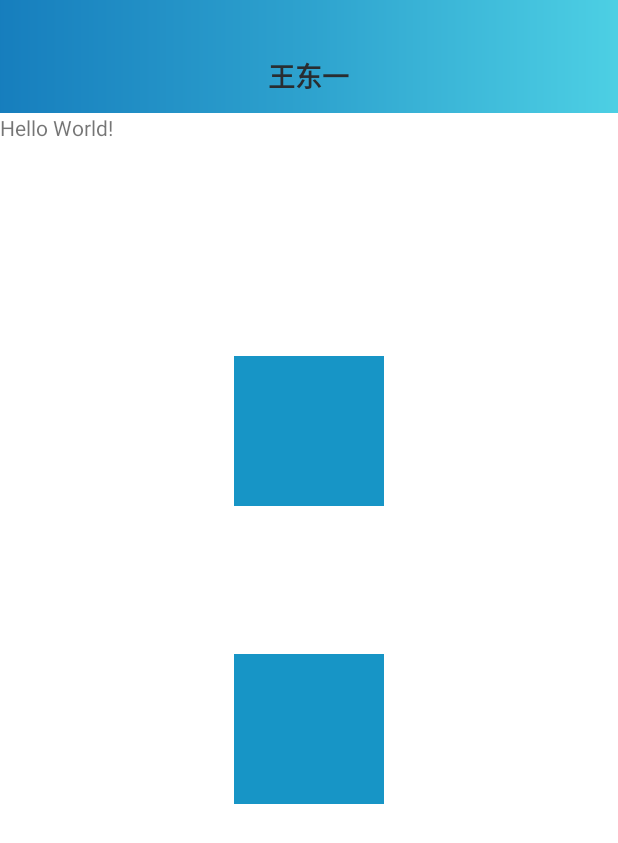
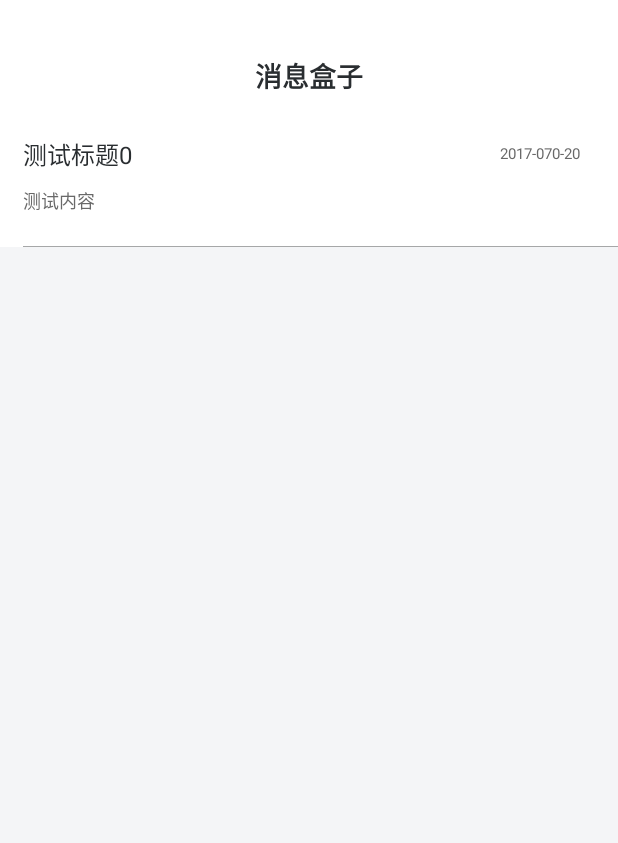
Before and after one commit to wangdongyi/WDYApplication, an Android app: the screen it shows after launch (MainActivity before the commit, NextActivity after it), after a tap on an icon or button, on a phone screen of 412 x 824 dp. Shown: the top 843 px of the screen. Run offline under Robolectric (Android 15) with nearby library versions, the phone set to English and light mode, and no system bars; libraries missing offline, so code that uses them is left out: com.nostra13.universalimageloader, com.readystatesoftware.systembartint, junit.framework, net.sourceforge.pinyin4j; network calls fail; pictures from the network do not load; 9 statements that could not run were skipped.

Commit message:
修改下拉刷新

```diff
--- a/app/src/main/java/com/wdy/project/MainActivity.java
+++ b/app/src/main/java/com/wdy/project/MainActivity.java
@@ -1,6 +1,7 @@
 package com.wdy.project;
 
 import android.annotation.SuppressLint;
+import android.content.Intent;
 import android.os.Bundle;
 import android.util.Log;
 import android.view.View;
@@ -125,16 +126,18 @@ public class MainActivity extends BaseActivity {
         sample_image2.setOnClickListener(new NoDoubleClickListener() {
             @Override
             protected void onNoDoubleClick(View v) {
-                UpPhotoView.getInstance().with(MainActivity.this, new UpPhotoView.onBackPath() {
-                    @Override
-                    public void path(String Path) {
-                        try {
-                            sample_image2.setImageBitmap(CodeUtil.convertBitmap(Path));
-                        } catch (IOException e) {
-                            e.printStackTrace();
-                        }
-                    }
-                });
+//                UpPhotoView.getInstance().with(MainActivity.this, new UpPhotoView.onBackPath() {
+//                    @Override
+//                    public void path(String Path) {
+//                        try {
+//                            sample_image2.setImageBitmap(CodeUtil.convertBitmap(Path));
+//                        } catch (IOException e) {
+//                            e.printStackTrace();
+//                        }
+//                    }
+//                });
+                Intent intent=new Intent(MainActivity.this,NextActivity.class);
+                startActivity(intent);
             }
         });
     }
--- /dev/null
+++ b/app/src/main/java/com/wdy/project/MessageAdapter.java
@@ -0,0 +1,97 @@
+package com.wdy.project;
+
+import android.annotation.SuppressLint;
+import android.content.Context;
+import android.support.v7.widget.RecyclerView;
+import android.view.LayoutInflater;
+import android.view.View;
+import android.view.ViewGroup;
+import android.widget.ImageView;
+import android.widget.RelativeLayout;
+import android.widget.TextView;
+
+import com.base.library.listen.NoDoubleClickListener;
+import com.base.library.listen.OnRecyclerClickListen;
+import com.base.library.util.CodeUtil;
+
+import java.util.ArrayList;
+
+/**
+ * 作者：王东一
+ * 创建时间：2017/7/19.
+ */
+
+public class MessageAdapter extends RecyclerView.Adapter {
+    private Context mContext;
+    private ArrayList<MessageBean> list = new ArrayList<>();
+    private OnRecyclerClickListen onRecyclerClickListen;
+
+    public OnRecyclerClickListen getOnRecyclerClickListen() {
+        return onRecyclerClickListen;
+    }
+
+    public void setOnRecyclerClickListen(OnRecyclerClickListen onRecyclerClickListen) {
+        this.onRecyclerClickListen = onRecyclerClickListen;
+    }
+
+    public MessageAdapter(Context mContext, ArrayList<MessageBean> list) {
+        this.mContext = mContext;
+        this.list = list;
+    }
+
+    @Override
+    public RecyclerView.ViewHolder onCreateViewHolder(ViewGroup parent, int viewType) {
+        View view;
+        ViewHolder viewHolder = null;
+        view = LayoutInflater.from(mContext).inflate(R.layout.message_item_adapter, parent, false);
+        viewHolder = new ViewHolder(view);
+        return viewHolder;
+    }
+
+    @SuppressLint({"RecyclerView", "SetTextI18n"})
+    @Override
+    public void onBindViewHolder(RecyclerView.ViewHolder holder, final int position) {
+        ViewHolder viewHolder = (ViewHolder) holder;
+        viewHolder.title.setText(list.get(position).getTitle());
+        viewHolder.time.setText(CodeUtil.TextEmpty(list.get(position).getTime()));
+        viewHolder.text_content.setText(CodeUtil.TextEmpty(list.get(position).getContent()));
+        viewHolder.item_layout.setOnClickListener(new NoDoubleClickListener() {
+            @Override
+            protected void onNoDoubleClick(View view) {
+                if (getOnRecyclerClickListen() != null) {
+                    getOnRecyclerClickListen().onClick(position);
+                }
+            }
+        });
+
+    }
+
+
+    @Override
+    public int getItemCount() {
+        return list.size();
+    }
+
+
+    private class ViewHolder extends RecyclerView.ViewHolder {
+        View rootView;
+        TextView title;
+        TextView time;
+        RelativeLayout title_layout;
+        TextView text_content;
+        ImageView arrow;
+        RelativeLayout item_layout;
+
+        ViewHolder(View rootView) {
+            super(rootView);
+            this.rootView = rootView;
+            this.title = (TextView) rootView.findViewById(R.id.title);
+            this.time = (TextView) rootView.findViewById(R.id.time);
+            this.title_layout = (RelativeLayout) rootView.findViewById(R.id.title_layout);
+            this.text_content = (TextView) rootView.findViewById(R.id.text_content);
+            this.arrow = (ImageView) rootView.findViewById(R.id.arrow);
+            this.item_layout = (RelativeLayout) rootView.findViewById(R.id.item_layout);
+        }
+
+    }
+}
--- /dev/null
+++ b/app/src/main/java/com/wdy/project/MessageBean.java
@@ -0,0 +1,45 @@
+package com.wdy.project;
+
+/**
+ * 作者：王东一
+ * 创建时间：2017/7/20.
+ */
+
+public class MessageBean {
+    private String title;
+    private String time;
+    private String content;
+    private String id;
+
+    public String getTitle() {
+        return title;
+    }
+
+    public void setTitle(String title) {
+        this.title = title;
+    }
+
+    public String getTime() {
+        return time;
+    }
+
+    public void setTime(String time) {
+        this.time = time;
+    }
+
+    public String getContent() {
+        return content;
+    }
+
+    public void setContent(String content) {
+        this.content = content;
+    }
+
+    public String getId() {
+        return id;
+    }
+
+    public void setId(String id) {
+        this.id = id;
+    }
+}
--- a/app/src/main/java/com/wdy/project/NextActivity.java
+++ b/app/src/main/java/com/wdy/project/NextActivity.java
@@ -1,8 +1,17 @@
 package com.wdy.project;
 
 import android.os.Bundle;
+import android.support.v7.widget.LinearLayoutManager;
+import android.support.v7.widget.RecyclerView;
+import android.widget.LinearLayout;
 
 import com.base.library.activity.BaseActivity;
+import com.base.library.view.refresh.OnAutoRefreshListener;
+import com.base.library.view.refresh.OnLoadListener;
+import com.base.library.view.refresh.RefreshLayout;
+
+import java.util.ArrayList;
+import java.util.Random;
 
 /**
  * 作者：王东一
@@ -10,9 +19,74 @@ import com.base.library.activity.BaseActivity;
  */
 
 public class NextActivity extends BaseActivity {
+    private RecyclerView mRecyclerView;
+    private LinearLayout load;
+    private RefreshLayout refresh;
+    private int page = 0;
+    private ArrayList<MessageBean> list = new ArrayList<>();
+    private MessageAdapter messageAdapter;
+
     @Override
     protected void onCreate(Bundle savedInstanceState) {
         super.onCreate(savedInstanceState);
+        setContentView(R.layout.message_activity);
+        initView();
+        setTitleName("消息盒子");
+        messageAdapter = new MessageAdapter(this, list);
+        mRecyclerView.setLayoutManager(new LinearLayoutManager(this));
+        mRecyclerView.setAdapter(messageAdapter);
+        refresh.setColorSchemeResources(R.color.text_black);
+        refresh.setAutoRefreshListener(new OnAutoRefreshListener() {
+            @Override
+            public void refresh() {
+                //下拉刷新
+                page = 0;
+                list.clear();
+                getData();
+            }
+        });
+        refresh.setOnLoadListener(new OnLoadListener() {
+            @Override
+            public void onLoad() {
+                //加载更多
+                page++;
+                getData();
+            }
+        });
+        refresh.setCanLoadMore(false);
+        refresh.AutoRefresh();
+    }
 
+    private void initView() {
+        mRecyclerView = (RecyclerView) findViewById(R.id.mRecyclerView);
+        load = (LinearLayout) findViewById(R.id.load);
+        refresh = (RefreshLayout) findViewById(R.id.refresh);
+    }
+
+    public void getData() {
+        Random r = new Random();
+        final int l = r.nextInt(15);
+        for (int i = 0; i < l; i++) {
+            MessageBean m = new MessageBean();
+            m.setContent("测试内容");
+            m.setTitle("测试标题" + i);
+            m.setTime("2017-070-20");
+            list.add(m);
+        }
+        messageAdapter.notifyDataSetChanged();
+        refresh.postDelayed(new Runnable() {
+            @Override
+            public void run() {
+                if (refresh != null) {
+                    if (l < 10) {
+                        refresh.setCanLoadMore(false);
+                    } else {
+                        refresh.setCanLoadMore(true);
+                    }
+                    refresh.RefreshComplete();
+                    refresh.LoadMoreComplete();
+                }
+            }
+        }, 1000);
     }
 }
--- /dev/null
+++ b/app/src/main/res/layout/message_activity.xml
@@ -0,0 +1,8 @@
+<?xml version="1.0" encoding="utf-8"?>
+<LinearLayout xmlns:android="http://schemas.android.com/apk/res/android"
+    android:layout_width="match_parent"
+    android:layout_height="match_parent"
+    android:orientation="vertical">
+
+    <include layout="@layout/swipe_recycler_layout" />
+</LinearLayout>
--- /dev/null
+++ b/app/src/main/res/layout/message_item_adapter.xml
@@ -0,0 +1,69 @@
+<?xml version="1.0" encoding="utf-8"?>
+<RelativeLayout xmlns:android="http://schemas.android.com/apk/res/android"
+    android:id="@+id/item_layout"
+    android:layout_width="match_parent"
+    android:layout_height="89dp"
+    android:background="@color/white"
+    android:orientation="vertical">
+
+    <RelativeLayout
+        android:id="@+id/title_layout"
+        android:layout_width="match_parent"
+        android:layout_height="wrap_content"
+        android:layout_marginLeft="15dp"
+        android:layout_marginRight="10dp"
+        android:layout_marginTop="15dp"
+        android:layout_toLeftOf="@+id/arrow">
+
+        <TextView
+            android:id="@+id/title"
+            android:layout_width="match_parent"
+            android:layout_height="wrap_content"
+            android:layout_marginRight="5dp"
+            android:layout_toLeftOf="@+id/time"
+            android:ellipsize="end"
+            android:maxLines="1"
+            android:text="系统消息标题"
+            android:textColor="@color/text_black"
+            android:textSize="@dimen/default_text_size" />
+
+        <TextView
+            android:id="@+id/time"
+            android:layout_width="wrap_content"
+            android:layout_height="wrap_content"
+            android:layout_alignParentRight="true"
+            android:layout_centerVertical="true"
+            android:text="消息时间安"
+            android:textColor="@color/text_grey"
+            android:textSize="@dimen/default_text_size_little_small" />
+    </RelativeLayout>
+
+    <TextView
+        android:id="@+id/text_content"
+        android:layout_width="match_parent"
+        android:layout_height="wrap_content"
+        android:layout_alignRight="@+id/arrow"
+        android:layout_below="@+id/title_layout"
+        android:layout_marginLeft="15dp"
+        android:layout_marginTop="10dp"
+        android:layout_toLeftOf="@+id/arrow"
+        android:ellipsize="end"
+        android:inputType="text"
+        android:maxLines="2"
+        android:text="消息内容"
+        android:textColor="@color/text_grey"
+        android:textSize="@dimen/default_text_size_little" />
+
+    <ImageView
+        android:id="@+id/arrow"
+        android:layout_width="wrap_content"
+        android:layout_height="wrap_content"
+        android:layout_alignParentRight="true"
+        android:layout_centerVertical="true"
+        android:layout_marginRight="15dp" />
+
+    <View
+        style="@style/LineHorizontal"
+        android:layout_alignParentBottom="true"
+        android:layout_marginLeft="15dp" />
+</RelativeLayout>
--- a/baselibrary/src/main/java/com/base/library/lifeManagerUtil/SupportActLifeListenerFragment.java
+++ b/baselibrary/src/main/java/com/base/library/lifeManagerUtil/SupportActLifeListenerFragment.java
@@ -58,7 +58,7 @@ public class SupportActLifeListenerFragment extends Fragment {
                 }
             }, 500);
         } else {
-            if (Build.VERSION.SDK_INT >= Build.VERSION_CODES.M && isAdded()) {
+            if (isAdded()) {
                 SupportActLifeListenerFragment.this.startActivityForResult(intent, code);
             }
         }
--- /dev/null
+++ b/baselibrary/src/main/java/com/base/library/util/BuildProperties.java
@@ -0,0 +1,71 @@
+package com.base.library.util;
+
+import android.os.Environment;
+
+import java.io.File;
+import java.io.FileInputStream;
+import java.io.IOException;
+import java.util.Collection;
+import java.util.Enumeration;
+import java.util.Map;
+import java.util.Properties;
+import java.util.Set;
+
+/**
+ * 作者：王东一
+ * 创建时间：2017/7/20.
+ */
+
+public class BuildProperties {
+
+    private final Properties properties;
+
+    private BuildProperties() throws IOException {
+        properties = new Properties();
+        properties.load(new FileInputStream(new File(Environment.getRootDirectory(), "build.prop")));
+    }
+
+    public boolean containsKey(final Object key) {
+        return properties.containsKey(key);
+    }
+
+    public boolean containsValue(final Object value) {
+        return properties.containsValue(value);
+    }
+
+    public Set<Map.Entry<Object, Object>> entrySet() {
+        return properties.entrySet();
+    }
+
+    public String getProperty(final String name) {
+        return properties.getProperty(name);
+    }
+
+    public String getProperty(final String name, final String defaultValue) {
+        return properties.getProperty(name, defaultValue);
+    }
+
+    public boolean isEmpty() {
+        return properties.isEmpty();
+    }
+
+    public Enumeration<Object> keys() {
+        return properties.keys();
+    }
+
+    public Set<Object> keySet() {
+        return properties.keySet();
+    }
+
+    public int size() {
+        return properties.size();
+    }
+
+    public Collection<Object> values() {
+        return properties.values();
+    }
+
+    public static BuildProperties newInstance() throws IOException {
+        return new BuildProperties();
+    }
+}
--- a/baselibrary/src/main/java/com/base/library/util/StatusBarUtil.java
+++ b/baselibrary/src/main/java/com/base/library/util/StatusBarUtil.java
@@ -2,12 +2,17 @@ package com.base.library.util;
 
 import android.app.Activity;
 import android.os.Build;
+import android.os.Environment;
 import android.view.View;
 import android.view.Window;
 import android.view.WindowManager;
 
+import java.io.File;
+import java.io.FileInputStream;
+import java.io.IOException;
 import java.lang.reflect.Field;
 import java.lang.reflect.Method;
+import java.util.Properties;
 
 /**
  * 作者：王东一
@@ -17,9 +22,11 @@ import java.lang.reflect.Method;
 
 public class StatusBarUtil {
     public static void setStatusBarDark(Activity activity, boolean dark) {
-        setMeizuStatusBarDarkIcon(activity, dark);
-        setMiuiStatusBarDarkMode(activity, dark);
-        if (Build.VERSION.SDK_INT >= Build.VERSION_CODES.M) {
+        if (isFlyme()) {
+            setMeizuStatusBarDarkIcon(activity, dark);
+        } else if (isMIUI()) {
+            setMiuiStatusBarDarkMode(activity, dark);
+        } else if (Build.VERSION.SDK_INT >= Build.VERSION_CODES.M) {
             View decorView = activity.getWindow().getDecorView();
             if (decorView != null) {
                 int vis = decorView.getSystemUiVisibility();
@@ -34,7 +41,7 @@ public class StatusBarUtil {
 
     }
 
-    public static boolean setMeizuStatusBarDarkIcon(Activity activity, boolean dark) {
+    private static boolean setMeizuStatusBarDarkIcon(Activity activity, boolean dark) {
         boolean result = false;
         if (activity != null) {
             try {
@@ -53,13 +60,13 @@ public class StatusBarUtil {
                 meizuFlags.setInt(lp, value);
                 activity.getWindow().setAttributes(lp);
                 result = true;
-            } catch (Exception e) {
+            } catch (Exception ignored) {
             }
         }
         return result;
     }
 
-    public static boolean setMiuiStatusBarDarkMode(Activity activity, boolean darkmode) {
+    private static boolean setMiuiStatusBarDarkMode(Activity activity, boolean darkmode) {
         Class<? extends Window> clazz = activity.getWindow().getClass();
         try {
             int darkModeFlag = 0;
@@ -74,4 +81,30 @@ public class StatusBarUtil {
         }
         return false;
     }
+
+    // 检测MIUI
+    private static final String KEY_MIUI_VERSION_CODE = "ro.miui.ui.version.code";
+    private static final String KEY_MIUI_VERSION_NAME = "ro.miui.ui.version.name";
+    private static final String KEY_MIUI_INTERNAL_STORAGE = "ro.miui.internal.storage";
+
+    private static boolean isMIUI() {//获取缓存状态
+        try {
+            final BuildProperties prop = BuildProperties.newInstance();
+            return prop.getProperty(KEY_MIUI_VERSION_CODE, null) != null
+                    || prop.getProperty(KEY_MIUI_VERSION_NAME, null) != null
+                    || prop.getProperty(KEY_MIUI_INTERNAL_STORAGE, null) != null;
+        } catch (final IOException e) {
+            return false;
+        }
+    }
+
+    private static boolean isFlyme() {
+        try {
+            // Invoke Build.hasSmartBar()
+            final Method method = Build.class.getMethod("hasSmartBar");
+            return method != null;
+        } catch (final Exception e) {
+            return false;
+        }
+    }
 }
--- a/baselibrary/src/main/java/com/base/library/view/refresh/RefreshLayout.java
+++ b/baselibrary/src/main/java/com/base/library/view/refresh/RefreshLayout.java
@@ -165,6 +165,8 @@ public class RefreshLayout extends SwipeRefreshLayout implements SwipeRefreshLay
                         setEnabled(true);
                     } else if (mRecyclerView.getChildCount() > 0 && mRecyclerView.getChildAt(0).getTop() == 0) {
                         setEnabled(true);
+                    } else if (mRecyclerView.getChildCount() == 0) {
+                        setEnabled(true);
                     } else {
                         setEnabled(false);
                     }
@@ -196,6 +198,11 @@ public class RefreshLayout extends SwipeRefreshLayout implements SwipeRefreshLay
 
     public boolean isCanLoadMore() {
         return canLoadMore;
+    }
+
+    //是否可以下拉刷新
+    public void setCanRefresh(boolean canRefresh) {
+        setEnabled(canRefresh);
     }
 
     //是否可以加载更多
--- a/baselibrary/src/main/java/com/base/library/view/upPhotoView/UpPhotoView.java
+++ b/baselibrary/src/main/java/com/base/library/view/upPhotoView/UpPhotoView.java
@@ -42,6 +42,7 @@ public class UpPhotoView {
     private static UpPhotoView mInstance;
     private File iconDir;
     private AlertDialog mAlertDialog;
+    private RelativeLayout layout;
     private Activity activity;
     private Fragment fragment;
     private android.support.v4.app.Fragment fragment_v4;
@@ -184,11 +185,9 @@ public class UpPhotoView {
 
     @SuppressLint("InflateParams")
     private void init() {
-        if (mAlertDialog != null) {
-            return;
-        }
+        if (mAlertDialog == null) {
             LayoutInflater inflaterDl = LayoutInflater.from(getContext());
-        RelativeLayout layout = (RelativeLayout) inflaterDl.inflate(R.layout.image_up_layout, null);
+            layout = (RelativeLayout) inflaterDl.inflate(R.layout.image_up_layout, null);
             mAlertDialog = new AlertDialog.Builder(getContext(), R.style.PhotoDialog).create();
             RelativeLayout main = (RelativeLayout) layout.findViewById(R.id.main);
             TextView textView_photo = (TextView) layout.findViewById(R.id.textView_photo);
@@ -206,7 +205,7 @@ public class UpPhotoView {
                 public void onClick(View v) {
                     //相机
                     mAlertDialog.dismiss();
-                PermissionsManager.with(activity, new OnPermissionListen() {
+                    PermissionsManager.with(getInstance().activity, new OnPermissionListen() {
                         @Override
                         public void callBack(boolean isHave) {
                             if (isHave) {
@@ -224,7 +223,7 @@ public class UpPhotoView {
                 public void onClick(View v) {
                     //相册
                     mAlertDialog.dismiss();
-                PermissionsManager.with(activity, new OnPermissionListen() {
+                    PermissionsManager.with(getInstance().activity, new OnPermissionListen() {
                         @Override
                         public void callBack(boolean isHave) {
                             if (isHave) {
@@ -256,6 +255,7 @@ public class UpPhotoView {
                     mAlertDialog.dismiss();
                 }
             });
+        }
         mAlertDialog.show();
         DisplayMetrics dm = new DisplayMetrics();
         activity.getWindowManager().getDefaultDisplay().getMetrics(dm);
```
Also changed, not shown: app/src/main/AndroidManifest.xml (+7 -0 lines). Lines whose indentation alone changed are shown as unchanged.
